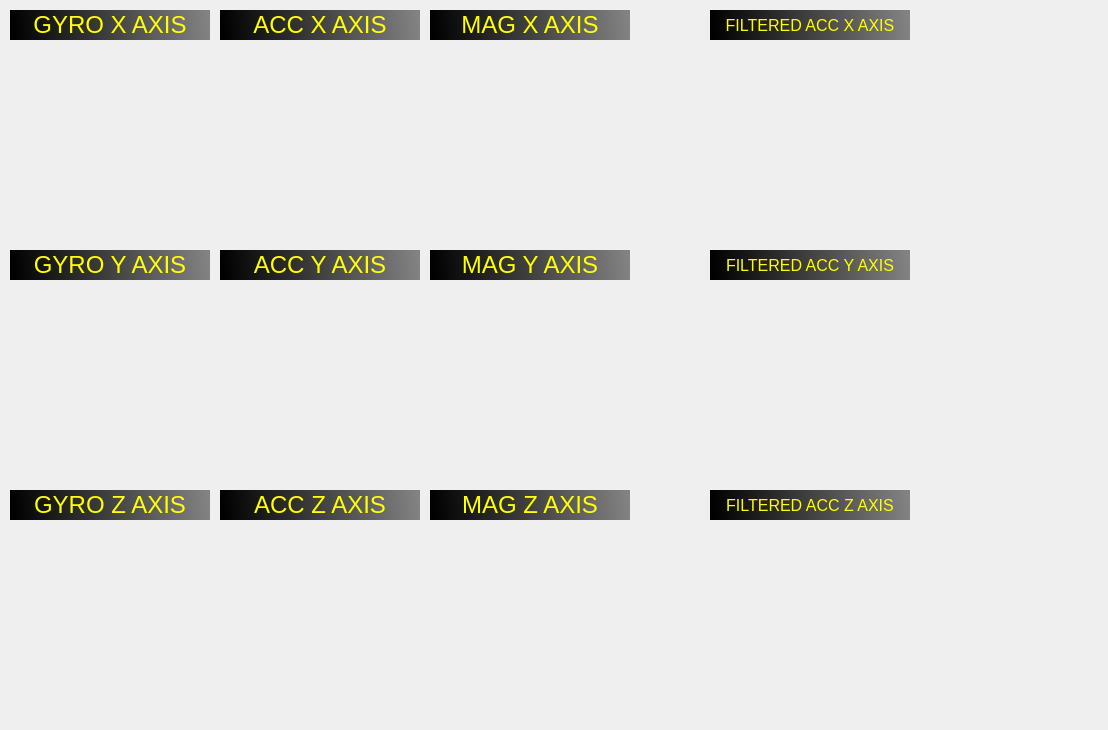
Old version of the form mainwindow.ui in the repository ahmetcihan/GUI_gyro_observer.
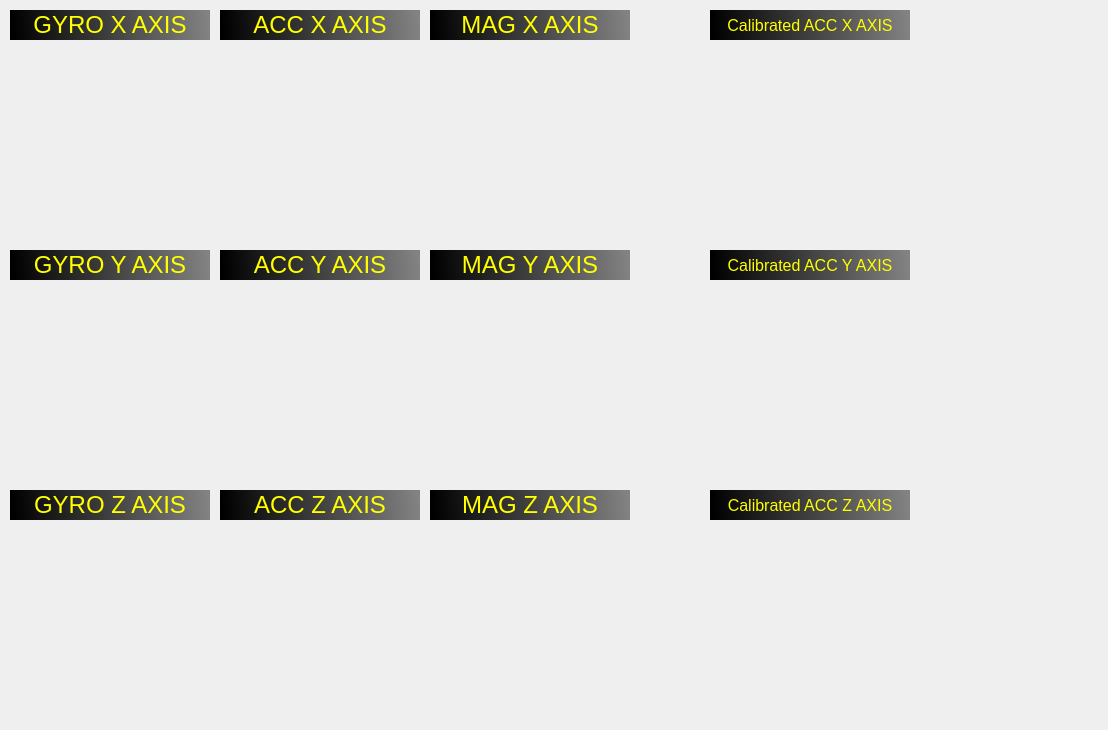
New version of the form.

```diff
--- a/mainwindow.ui
+++ b/mainwindow.ui
@@ -380,7 +380,7 @@
 background-color: qlineargradient(spread:pad, x1:0, y1:0.0170455, x2:0.99, y2:0, stop:0 rgba(0, 0, 0, 255), stop:1 rgba(131, 131, 131, 255));</string>
     </property>
     <property name="text">
-     <string>FILTERED ACC Z AXIS</string>
+     <string>Calibrated ACC Z AXIS</string>
     </property>
     <property name="alignment">
      <set>Qt::AlignCenter</set>
@@ -415,7 +415,7 @@
 background-color: qlineargradient(spread:pad, x1:0, y1:0.0170455, x2:0.99, y2:0, stop:0 rgba(0, 0, 0, 255), stop:1 rgba(131, 131, 131, 255));</string>
     </property>
     <property name="text">
-     <string>FILTERED ACC X AXIS</string>
+     <string>Calibrated ACC X AXIS</string>
     </property>
     <property name="alignment">
      <set>Qt::AlignCenter</set>
@@ -440,7 +440,7 @@
 background-color: qlineargradient(spread:pad, x1:0, y1:0.0170455, x2:0.99, y2:0, stop:0 rgba(0, 0, 0, 255), stop:1 rgba(131, 131, 131, 255));</string>
     </property>
     <property name="text">
-     <string>FILTERED ACC Y AXIS</string>
+     <string>Calibrated ACC Y AXIS</string>
     </property>
     <property name="alignment">
      <set>Qt::AlignCenter</set>
```
Left out of the diff: 10 changed lines with no effect on the pictures.
